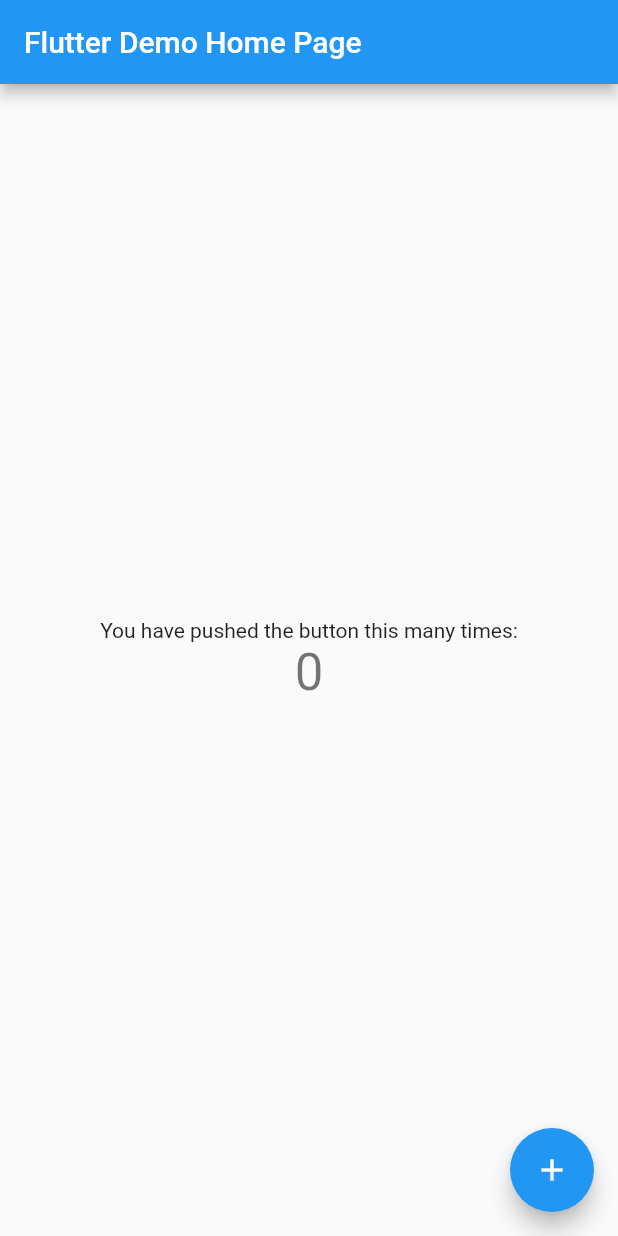
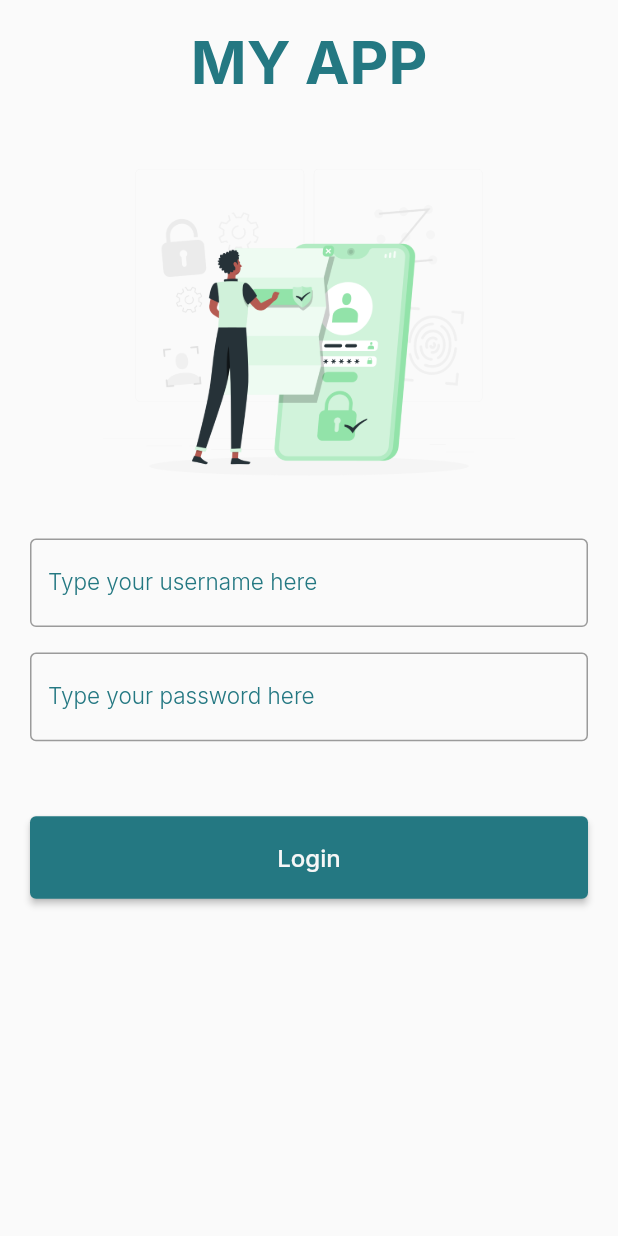
Before and after one commit to Azizalfauzi/recruitment_elisoft_teknologi_indonesia_aziz_alfauzi, a Flutter app: the screen it shows after launch, on a phone screen of 412 x 824 dp. Run offline on Flutter 3.47's test engine with Material 2 defaults, Android fonts, the phone set to English and light mode, and no system bars; our stand-ins replace another_flushbar, google_fonts.

Commit message:
finishing login page ui

```diff
--- a/lib/main.dart
+++ b/lib/main.dart
@@ -1,4 +1,5 @@
 import 'package:flutter/material.dart';
+import 'package:recruitment_elisoft_teknologi_indonesia_aziz_alfauzi/views/pages/pages.dart';
 
 void main() {
   runApp(const MyApp());
@@ -11,105 +12,12 @@
   @override
   Widget build(BuildContext context) {
     return MaterialApp(
+      debugShowCheckedModeBanner: false,
       title: 'Flutter Demo',
       theme: ThemeData(
-        // This is the theme of your application.
-        //
-        // Try running your application with "flutter run". You'll see the
-        // application has a blue toolbar. Then, without quitting the app, try
-        // changing the primarySwatch below to Colors.green and then invoke
-        // "hot reload" (press "r" in the console where you ran "flutter run",
-        // or simply save your changes to "hot reload" in a Flutter IDE).
-        // Notice that the counter didn't reset back to zero; the application
-        // is not restarted.
-        primarySwatch: Colors.blue,
+        primarySwatch: Colors.teal,
       ),
-      home: const MyHomePage(title: 'Flutter Demo Home Page'),
+      home: const LoginPage(),
     );
   }
 }
-
-class MyHomePage extends StatefulWidget {
-  const MyHomePage({Key? key, required this.title}) : super(key: key);
-
-  // This widget is the home page of your application. It is stateful, meaning
-  // that it has a State object (defined below) that contains fields that affect
-  // how it looks.
-
-  // This class is the configuration for the state. It holds the values (in this
-  // case the title) provided by the parent (in this case the App widget) and
-  // used by the build method of the State. Fields in a Widget subclass are
-  // always marked "final".
-
-  final String title;
-
-  @override
-  State<MyHomePage> createState() => _MyHomePageState();
-}
-
-class _MyHomePageState extends State<MyHomePage> {
-  int _counter = 0;
-
-  void _incrementCounter() {
-    setState(() {
-      // This call to setState tells the Flutter framework that something has
-      // changed in this State, which causes it to rerun the build method below
-      // so that the display can reflect the updated values. If we changed
-      // _counter without calling setState(), then the build method would not be
-      // called again, and so nothing would appear to happen.
-      _counter++;
-    });
-  }
-
-  @override
-  Widget build(BuildContext context) {
-    // This method is rerun every time setState is called, for instance as done
-    // by the _incrementCounter method above.
-    //
-    // The Flutter framework has been optimized to make rerunning build methods
-    // fast, so that you can just rebuild anything that needs updating rather
-    // than having to individually change instances of widgets.
-    return Scaffold(
-      appBar: AppBar(
-        // Here we take the value from the MyHomePage object that was created by
-        // the App.build method, and use it to set our appbar title.
-        title: Text(widget.title),
-      ),
-      body: Center(
-        // Center is a layout widget. It takes a single child and positions it
-        // in the middle of the parent.
-        child: Column(
-          // Column is also a layout widget. It takes a list of children and
-          // arranges them vertically. By default, it sizes itself to fit its
-          // children horizontally, and tries to be as tall as its parent.
-          //
-          // Invoke "debug painting" (press "p" in the console, choose the
-          // "Toggle Debug Paint" action from the Flutter Inspector in Android
-          // Studio, or the "Toggle Debug Paint" command in Visual Studio Code)
-          // to see the wireframe for each widget.
-          //
-          // Column has various properties to control how it sizes itself and
-          // how it positions its children. Here we use mainAxisAlignment to
-          // center the children vertically; the main axis here is the vertical
-          // axis because Columns are vertical (the cross axis would be
-          // horizontal).
-          mainAxisAlignment: MainAxisAlignment.center,
-          children: <Widget>[
-            const Text(
-              'You have pushed the button this many times:',
-            ),
-            Text(
-              '$_counter',
-              style: Theme.of(context).textTheme.headline4,
-            ),
-          ],
-        ),
-      ),
-      floatingActionButton: FloatingActionButton(
-        onPressed: _incrementCounter,
-        tooltip: 'Increment',
-        child: const Icon(Icons.add),
-      ), // This trailing comma makes auto-formatting nicer for build methods.
-    );
-  }
-}
--- a/lib/shared/shared.dart
+++ b/lib/shared/shared.dart
@@ -0,0 +1,5 @@
+import 'package:flutter/material.dart';
+import 'package:google_fonts/google_fonts.dart';
+part 'shared_url.dart';
+part 'shared_theme.dart';
+part 'shared_layout.dart';
--- /dev/null
+++ b/lib/shared/shared_layout.dart
@@ -0,0 +1,10 @@
+part of 'shared.dart';
+
+class MyUtility {
+  BuildContext context;
+
+  MyUtility(this.context);
+
+  double get width => MediaQuery.of(context).size.width;
+  double get height => MediaQuery.of(context).size.height;
+}
--- /dev/null
+++ b/lib/shared/shared_theme.dart
@@ -0,0 +1,30 @@
+part of 'shared.dart';
+const double defaultMargin = 18.0;
+const double defaultRadius = 18.0;
+
+const Color kPrimaryColor = Color(0xff247882);
+const Color kBlackColor = Color(0xff2F2F2F);
+const Color kWhiteColor = Color(0xffF7F7F7);
+const Color kgreenColor = Color(0xffBDD7D8);
+const Color kredColor = Color(0xffFE5050);
+
+TextStyle blackTextStyleInter = GoogleFonts.inter(
+  color: kBlackColor,
+);
+TextStyle whiteTextStyleInter = GoogleFonts.inter(
+  color: kWhiteColor,
+);
+TextStyle greenTextStyleInter = GoogleFonts.inter(
+  color: kPrimaryColor,
+);
+TextStyle greenTextSecondaryStyleInter = GoogleFonts.inter(
+  color: kgreenColor,
+);
+
+const FontWeight light = FontWeight.w300;
+const FontWeight regular = FontWeight.w400;
+const FontWeight medium = FontWeight.w500;
+const FontWeight semiBold = FontWeight.w600;
+const FontWeight bold = FontWeight.w700;
+const FontWeight extraBold = FontWeight.w800;
+const FontWeight black = FontWeight.w900;
--- /dev/null
+++ b/lib/shared/shared_url.dart
@@ -0,0 +1 @@
+part of 'shared.dart';
--- a/lib/views/pages/dashboard_pages.dart
+++ b/lib/views/pages/dashboard_pages.dart
@@ -0,0 +1 @@
+part of 'pages.dart';
--- a/lib/views/pages/login_pages.dart
+++ b/lib/views/pages/login_pages.dart
@@ -0,0 +1,164 @@
+part of 'pages.dart';
+
+class LoginPage extends StatefulWidget {
+  const LoginPage({Key? key}) : super(key: key);
+
+  @override
+  State<LoginPage> createState() => _LoginPageState();
+}
+
+class _LoginPageState extends State<LoginPage> {
+  TextEditingController kodeController = TextEditingController();
+  TextEditingController passwordController = TextEditingController();
+  bool _obscureText = true;
+  void _toggle() {
+    setState(() {
+      _obscureText = !_obscureText;
+    });
+  }
+
+  // adding to header text
+  // title and image
+  Widget headerText() {
+    return SizedBox(
+      height: MyUtility(context).height / 10,
+      width: double.infinity,
+      child: Center(
+        child: Text(
+          'MY APP',
+          style: greenTextStyleInter.copyWith(
+            fontWeight: bold,
+            fontSize: 40,
+          ),
+        ),
+      ),
+    );
+  }
+
+  // adding to header text
+  // title and image
+  Widget headerImage() {
+    return Container(
+      height: MyUtility(context).height / 3,
+      width: MyUtility(context).width / 1.5,
+      decoration: const BoxDecoration(
+        image: DecorationImage(
+          image: AssetImage('assets/images/ic_login.png'),
+          scale: 0.2,
+        ),
+      ),
+    );
+  }
+
+// adding to content page
+// form or textfield
+  Widget contentEmail() {
+    return Padding(
+      padding: const EdgeInsets.all(2.0),
+      child: TextField(
+        controller: kodeController,
+        decoration: InputDecoration(
+          labelText: 'Type your username here',
+          labelStyle: greenTextStyleInter.copyWith(
+            fontSize: 15,
+            fontWeight: light,
+          ),
+          border: const OutlineInputBorder(),
+          hintText: 'Username',
+        ),
+      ),
+    );
+  }
+
+  Widget contentPassword() {
+    return Padding(
+      padding: const EdgeInsets.only(
+        left: 2.0,
+        right: 2.0,
+        top: 15,
+      ),
+      child: TextField(
+        obscureText: _obscureText,
+        controller: passwordController,
+        decoration: InputDecoration(
+          border: const OutlineInputBorder(),
+          labelText: 'Type your password here',
+          labelStyle: greenTextStyleInter.copyWith(
+            fontSize: 15,
+            fontWeight: light,
+          ),
+          hintText: 'Password',
+          hintStyle: greenTextStyleInter.copyWith(
+            fontSize: 15,
+            fontWeight: light,
+          ),
+          suffix: InkWell(
+            onTap: _toggle,
+            child: Icon(
+              _obscureText ? Icons.visibility : Icons.visibility_off,
+              size: 15.0,
+              color: Colors.teal,
+            ),
+          ),
+        ),
+      ),
+    );
+  }
+
+  // adding to footer page
+  // button
+  Widget footer() {
+    final ButtonStyle style = ElevatedButton.styleFrom(
+      primary: kPrimaryColor,
+      textStyle: whiteTextStyleInter.copyWith(
+        fontWeight: medium,
+      ),
+    );
+    return Padding(
+      padding: const EdgeInsets.only(
+        top: 50,
+        left: 2.0,
+        right: 2.0,
+      ),
+      child: SizedBox(
+        width: double.infinity,
+        height: 55,
+        child: ElevatedButton(
+          style: style,
+          onPressed: () async {},
+          child: Text(
+            'Login',
+            style: whiteTextStyleInter.copyWith(
+              fontSize: 16,
+            ),
+          ),
+        ),
+      ),
+    );
+  }
+
+  @override
+  Widget build(BuildContext context) {
+    return Scaffold(
+      body: SafeArea(
+        child: SingleChildScrollView(
+          child: Padding(
+            padding: const EdgeInsets.only(
+              left: defaultMargin,
+              right: defaultMargin,
+            ),
+            child: Column(
+              children: [
+                headerText(),
+                headerImage(),
+                contentEmail(),
+                contentPassword(),
+                footer(),
+              ],
+            ),
+          ),
+        ),
+      ),
+    );
+  }
+}
--- a/lib/views/pages/pages.dart
+++ b/lib/views/pages/pages.dart
@@ -0,0 +1,6 @@
+import 'package:flutter/material.dart';
+import 'package:recruitment_elisoft_teknologi_indonesia_aziz_alfauzi/shared/shared.dart';
+import 'package:another_flushbar/flushbar.dart';
+
+part 'dashboard_pages.dart';
+part 'login_pages.dart';
--- a/pubspec.yaml
+++ b/pubspec.yaml
@@ -69,7 +69,7 @@
 
   # To add assets to your application, add an assets section, like this:
   assets:
-    - assets/images
+    - assets/images/
 
   # An image asset can refer to one or more resolution-specific "variants", see
   # https://flutter.dev/assets-and-images/#resolution-aware
```
